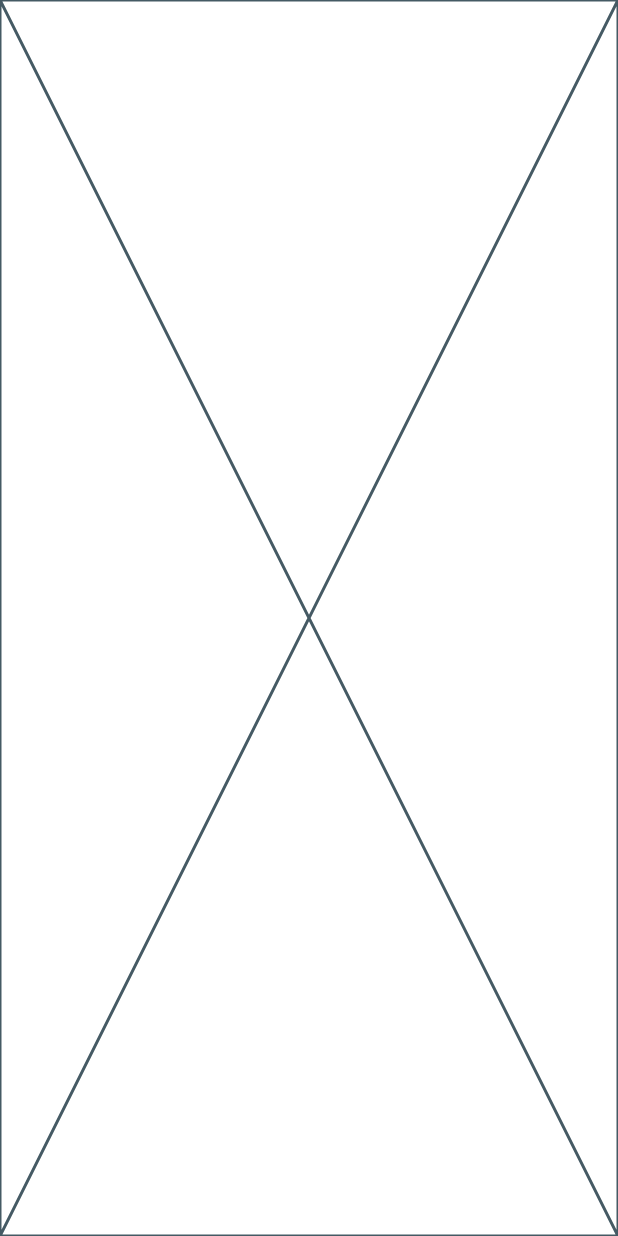
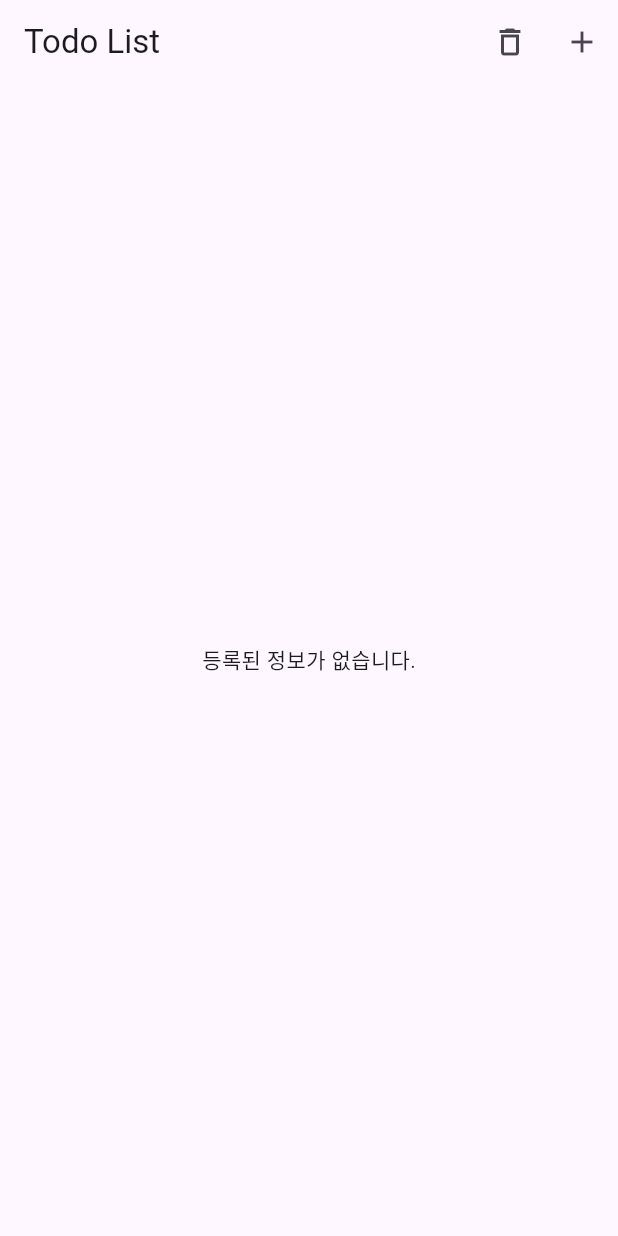
Before and after one commit to juni112-s/image_todo_list_app, a Flutter app: the screen it shows after launch, on a phone screen of 412 x 824 dp. Run offline on Flutter 3.47's test engine with Material 3 defaults, Android fonts, the phone set to English and light mode, and no system bars; our stand-ins replace flutter_slidable, get.

Commit message:
feat: todolist 프론트엔드 UI 틀 작성

```diff
--- a/lib/view/todolist.dart
+++ b/lib/view/todolist.dart
@@ -1,4 +1,6 @@
 import 'package:flutter/material.dart';
+import 'package:flutter_slidable/flutter_slidable.dart';
+import 'package:get/get.dart';
 
 class Todolist extends StatefulWidget {
   const Todolist({super.key});
@@ -8,8 +10,55 @@ class Todolist extends StatefulWidget {
 }
 
 class _TodolistState extends State<Todolist> {
+  List todoList = [];
+
+  @override
+  void initState() {
+    super.initState();
+    //
+  }
   @override
   Widget build(BuildContext context) {
-    return const Placeholder();
+    return Scaffold(
+      appBar: AppBar(
+        title: Text('Todo List'),
+        actions: [
+          IconButton(
+            onPressed: () {
+              //Get
+            },
+            icon: Icon(Icons.delete_outline)),
+          IconButton(
+            onPressed: () {
+              //showAddDialog();
+            },
+            icon: Icon(Icons.add_outlined)),
+        ],
+      ),
+      body:Center(
+        child: todoList.isEmpty
+        ? Text('등록된 정보가 없습니다.')
+        : ListView.builder(
+          itemCount: todoList.length,
+          itemBuilder: (context, index) {
+            return Slidable(
+              key: ValueKey(todoList[index]['seq']),
+              startActionPane:  ActionPane(
+                motion: DrawerMotion(),
+                extentRatio: 0.25,
+                children: [
+                  SlidableAction(
+                    onPressed: (context) {
+                      //
+                    },
+                  ),
+                ]
+              ),
+              child: Card()
+            );
+          },
+        ),
+      )
+    );
   }
 }
```
Also changed, not shown: 2 other files.
